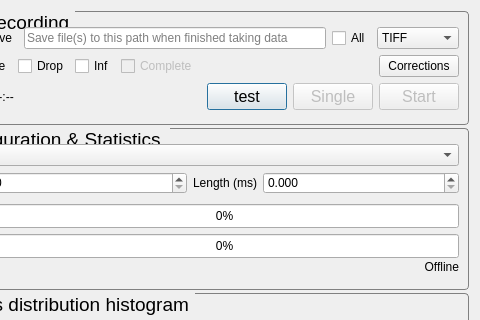
This is SpidrMpx3Eq/qcstmglvisualization.ui in navrit/dexter as Qt 5 draws it before an edit; both pictures show x 769 to 1249 and y 0 to 320 of the 1249 by 634 pixel window. The edited form follows.
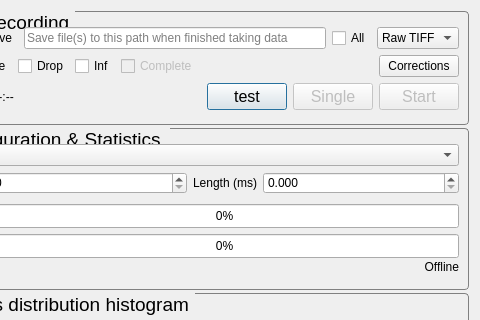
This is the edited form. Custom widgets are drawn as their Qt base class.

Commit message: Raw TIFF is now the default option for file autosaving for performance reasons

```diff
--- a/SpidrMpx3Eq/qcstmglvisualization.ui
+++ b/SpidrMpx3Eq/qcstmglvisualization.ui
@@ -279,7 +279,7 @@
               </property>
               <item>
                <property name="text">
-                <string>TIFF</string>
+                <string>Raw TIFF</string>
                </property>
               </item>
               <item>
```
Left out of the diff: 2 changed lines with no effect on the pictures.
